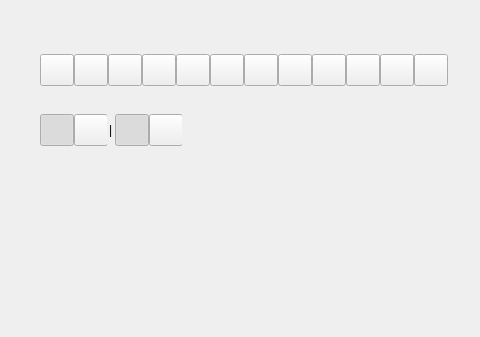
Qt form MainWindow.ui (xland/ScreenCapture) before a commit; both pictures show x 0 to 480 and y 146 to 483 of the 586 by 483 pixel window.
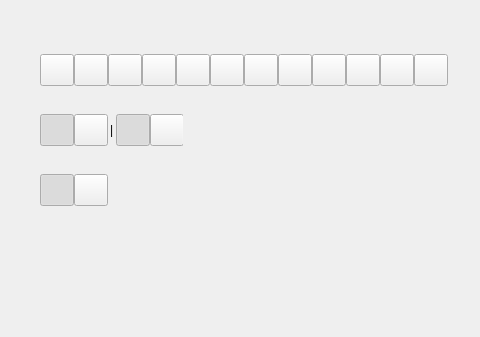
The same form after that commit.

Patch:
```diff
--- a/MainWindow.ui
+++ b/MainWindow.ui
@@ -433,19 +433,19 @@
      <rect>
       <x>40</x>
       <y>260</y>
-      <width>142</width>
+      <width>143</width>
       <height>32</height>
      </rect>
     </property>
     <property name="minimumSize">
      <size>
-      <width>142</width>
+      <width>143</width>
       <height>32</height>
      </size>
     </property>
     <property name="maximumSize">
      <size>
-      <width>142</width>
+      <width>143</width>
       <height>32</height>
      </size>
     </property>
@@ -649,6 +649,116 @@
      </item>
     </layout>
    </widget>
+   <widget class="QWidget" name="toolEraser" native="true">
+    <property name="geometry">
+     <rect>
+      <x>40</x>
+      <y>320</y>
+      <width>68</width>
+      <height>32</height>
+     </rect>
+    </property>
+    <property name="sizePolicy">
+     <sizepolicy hsizetype="Preferred" vsizetype="Preferred">
+      <horstretch>0</horstretch>
+      <verstretch>0</verstretch>
+     </sizepolicy>
+    </property>
+    <property name="minimumSize">
+     <size>
+      <width>68</width>
+      <height>32</height>
+     </size>
+    </property>
+    <property name="maximumSize">
+     <size>
+      <width>68</width>
+      <height>32</height>
+     </size>
+    </property>
+    <layout class="QHBoxLayout" name="horizontalLayout_5">
+     <property name="spacing">
+      <number>0</number>
+     </property>
+     <property name="leftMargin">
+      <number>0</number>
+     </property>
+     <property name="topMargin">
+      <number>0</number>
+     </property>
+     <property name="rightMargin">
+      <number>0</number>
+     </property>
+     <property name="bottomMargin">
+      <number>0</number>
+     </property>
+     <item>
+      <widget class="QPushButton" name="btnEraserDot">
+       <property name="sizePolicy">
+        <sizepolicy hsizetype="Preferred" vsizetype="Preferred">
+         <horstretch>0</horstretch>
+         <verstretch>0</verstretch>
+        </sizepolicy>
+       </property>
+       <property name="minimumSize">
+        <size>
+         <width>34</width>
+         <height>0</height>
+        </size>
+       </property>
+       <property name="maximumSize">
+        <size>
+         <width>34</width>
+         <height>16777215</height>
+        </size>
+       </property>
+       <property name="text">
+        <string/>
+       </property>
+       <property name="checkable">
+        <bool>true</bool>
+       </property>
+       <property name="checked">
+        <bool>true</bool>
+       </property>
+       <property name="autoExclusive">
+        <bool>true</bool>
+       </property>
+      </widget>
+     </item>
+     <item>
+      <widget class="QPushButton" name="btnEraserRect">
+       <property name="sizePolicy">
+        <sizepolicy hsizetype="Preferred" vsizetype="Preferred">
+         <horstretch>0</horstretch>
+         <verstretch>0</verstretch>
+        </sizepolicy>
+       </property>
+       <property name="minimumSize">
+        <size>
+         <width>34</width>
+         <height>0</height>
+        </size>
+       </property>
+       <property name="maximumSize">
+        <size>
+         <width>34</width>
+         <height>16777215</height>
+        </size>
+       </property>
+       <property name="text">
+        <string/>
+       </property>
+       <property name="checkable">
+        <bool>true</bool>
+       </property>
+       <property name="autoExclusive">
+        <bool>true</bool>
+       </property>
+      </widget>
+     </item>
+    </layout>
+   </widget>
   </widget>
  </widget>
  <resources/>
```
Left out of the diff: 38 changed lines with no effect on the pictures.
